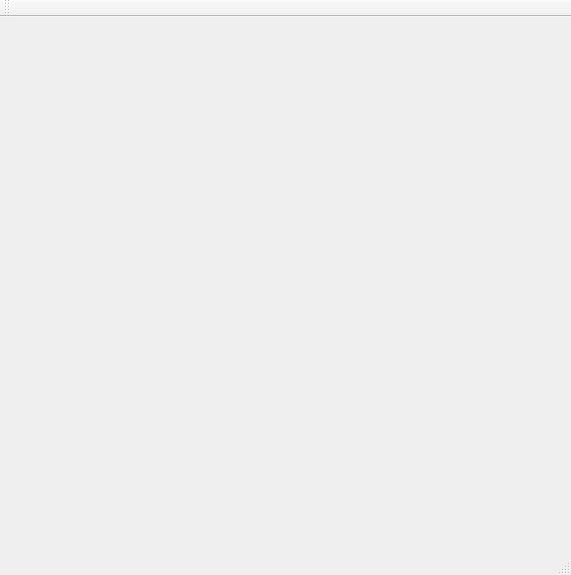
KarlZeilhofer/OneToN, file oneton.ui: the form before one commit.
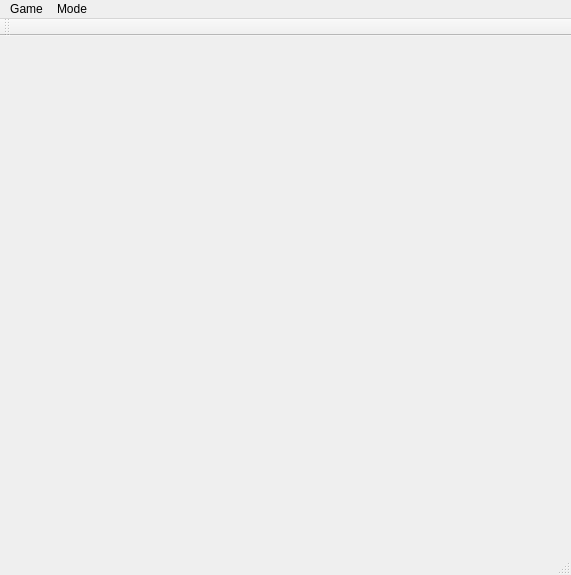
The form after the commit.

Commit message: WIP, Intro mode is basically workin, but not beautiful

What changed in the file:
```diff
--- a/oneton.ui
+++ b/oneton.ui
@@ -20,9 +20,27 @@
      <x>0</x>
      <y>0</y>
      <width>571</width>
-     <height>27</height>
+     <height>26</height>
     </rect>
    </property>
+   <widget class="QMenu" name="menuGame_Mode">
+    <property name="title">
+     <string>Mode</string>
+    </property>
+    <addaction name="actionModeIntro"/>
+    <addaction name="actionModeTraining"/>
+    <addaction name="actionModeChallange"/>
+   </widget>
+   <widget class="QMenu" name="menuGame">
+    <property name="title">
+     <string>Game</string>
+    </property>
+    <addaction name="actionNew_Game"/>
+    <addaction name="actionNew_Round"/>
+    <addaction name="actionPause"/>
+   </widget>
+   <addaction name="menuGame"/>
+   <addaction name="menuGame_Mode"/>
   </widget>
   <widget class="QToolBar" name="mainToolBar">
    <attribute name="toolBarArea">
```
Left out of the diff: 42 changed lines with no effect on the pictures. The commit also changes 4 other files.
